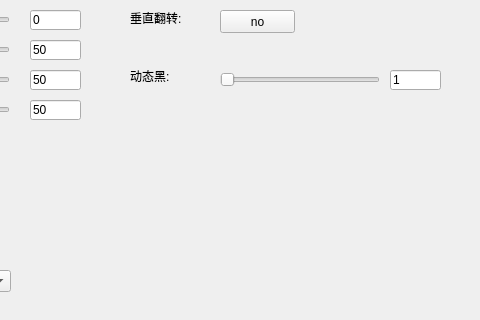
The window that osd/OsdImage.ui (jpcstpj7281/gameseer) describes before a commit, drawn with Qt 5; both pictures show x 320 to 800 and y 200 to 520 of the 800 by 601 pixel window.
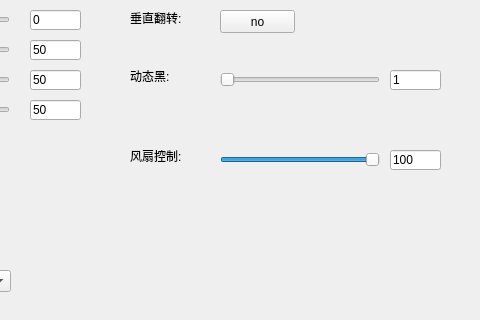
The same window after the commit.

The edit to the form file:
```diff
--- a/osd/OsdImage.ui
+++ b/osd/OsdImage.ui
@@ -797,6 +797,54 @@
     <string>光机初始化</string>
    </property>
   </widget>
+  <widget class="QLineEdit" name="leFanCtrl">
+   <property name="geometry">
+    <rect>
+     <x>710</x>
+     <y>350</y>
+     <width>51</width>
+     <height>20</height>
+    </rect>
+   </property>
+   <property name="text">
+    <string>100</string>
+   </property>
+  </widget>
+  <widget class="QSlider" name="sFanCtrl">
+   <property name="geometry">
+    <rect>
+     <x>540</x>
+     <y>350</y>
+     <width>160</width>
+     <height>19</height>
+    </rect>
+   </property>
+   <property name="minimum">
+    <number>30</number>
+   </property>
+   <property name="maximum">
+    <number>100</number>
+   </property>
+   <property name="value">
+    <number>100</number>
+   </property>
+   <property name="orientation">
+    <enum>Qt::Horizontal</enum>
+   </property>
+  </widget>
+  <widget class="QLabel" name="label_20">
+   <property name="geometry">
+    <rect>
+     <x>450</x>
+     <y>350</y>
+     <width>54</width>
+     <height>12</height>
+    </rect>
+   </property>
+   <property name="text">
+    <string>风扇控制:</string>
+   </property>
+  </widget>
  </widget>
  <resources/>
  <connections/>
```
